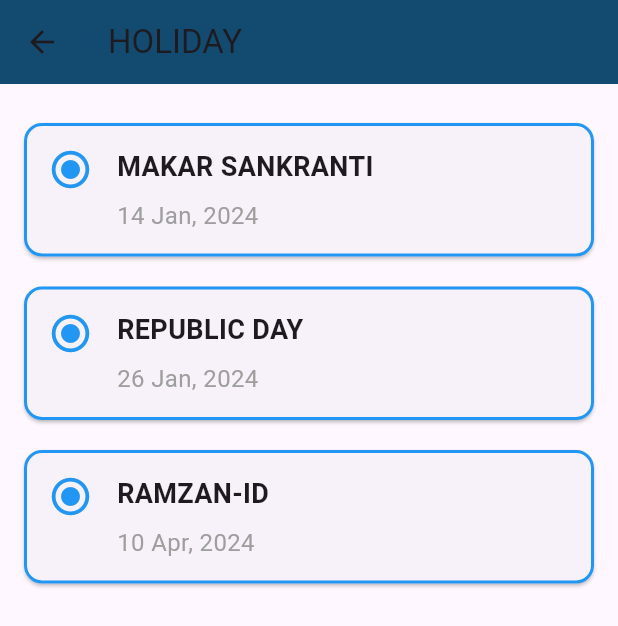
After one commit to Ayushi0409/school_bridge_app, a Flutter app: the StudentHolidayScreen screen opened directly, on a phone screen of 412 x 824 dp. The commit adds this screen. Shown: the top 626 px of the screen. Run offline on Flutter 3.47's test engine with Material 3 defaults, Android fonts, the phone set to English and light mode, and no system bars; our stand-ins replace image_picker.

Commit message:
student holiday

```diff
--- a/lib/screen/Student/StudentDashboardScreen.dart
+++ b/lib/screen/Student/StudentDashboardScreen.dart
@@ -1,5 +1,6 @@
 import 'package:flutter/material.dart';
-//import 'student_profile_screen.dart'; // Import the StudentProfileScreen
+import 'StudentHolidayScreen.dart'; // Import the StudentHolidayScreen
+import 'student_profile_screen.dart';
 
 class StudentDashboardScreen extends StatelessWidget {
   const StudentDashboardScreen({super.key});
@@ -30,7 +31,7 @@ class StudentDashboardScreen extends StatelessWidget {
           padding: EdgeInsets.zero,
           children: [
             _buildDrawerItem('assets/attendance.png', 'Attendance'),
-            _buildDrawerItem('assets/chat.png', 'FeedBack'),
+            _buildDrawerItem('assets/chat.png', 'Feedback'),
             _buildDrawerItem('assets/Profile.png', 'Profile'),
             _buildDrawerItem('assets/exam.png', 'Exam'),
             _buildDrawerItem('assets/timetable.png', 'Time-table'),
@@ -60,7 +61,7 @@ class StudentDashboardScreen extends StatelessWidget {
             ),
             _buildDashboardItem(
               context,
-              'assets/attendance.png', // Marks asset
+              'assets/attendance.png', // Attendance asset
               'ATTENDENCE',
             ),
             _buildDashboardItem(
@@ -85,12 +86,12 @@ class StudentDashboardScreen extends StatelessWidget {
             ),
             _buildDashboardItem(
               context,
-              'assets/gallery.png', // Announcement asset
+              'assets/gallery.png', // Gallery asset
               'GALLERY',
             ),
             _buildDashboardItem(
               context,
-              'assets/good-score.png', // Results asset
+              'assets/good-score.png', // Result asset
               'RESULT',
             ),
           ],
@@ -126,13 +127,13 @@ class StudentDashboardScreen extends StatelessWidget {
   Widget _buildDashboardItem(BuildContext context, String imagePath, String label) {
     return GestureDetector(
       onTap: () {
-        if (label == 'PROFILE') {
-          // Navigator.push(
-          //   context,
-          //   MaterialPageRoute(
-          //     builder: (context) => const StudentProfileScreen(),
-          //   ),
-          // );
+        if (label == 'HOLIDAYS') {
+          Navigator.push(
+            context,
+            MaterialPageRoute(
+              builder: (context) => StudentHolidayScreen(),
+            ),
+          );
         }
         // Handle other icons if needed
       },
--- /dev/null
+++ b/lib/screen/Student/StudentHolidayScreen.dart
@@ -0,0 +1,91 @@
+import 'package:flutter/material.dart';
+
+class StudentHolidayScreen extends StatelessWidget {
+  final List<Map<String, String>> holidays = [
+    {'name': 'MAKAR SANKRANTI', 'date': '14 Jan, 2024'},
+    {'name': 'REPUBLIC DAY', 'date': '26 Jan, 2024'},
+    {'name': 'RAMZAN-ID', 'date': '10 Apr, 2024'},
+  ];
+
+  @override
+  Widget build(BuildContext context) {
+    return Scaffold(
+      appBar: AppBar(
+        backgroundColor: const Color(0xFF134B70),
+        title: const Text('HOLIDAY'),
+        leading: IconButton(
+          icon: const Icon(Icons.arrow_back),
+          onPressed: () {
+            Navigator.pop(context);
+          },
+        ),
+      ),
+      body: Padding(
+        padding: const EdgeInsets.all(16.0),
+        child: ListView.builder(
+          itemCount: holidays.length,
+          itemBuilder: (context, index) {
+            return HolidayCard(
+              holidayName: holidays[index]['name']!,
+              holidayDate: holidays[index]['date']!,
+            );
+          },
+        ),
+      ),
+    );
+  }
+}
+
+class HolidayCard extends StatelessWidget {
+  final String holidayName;
+  final String holidayDate;
+
+  HolidayCard({
+    required this.holidayName,
+    required this.holidayDate,
+  });
+
+  @override
+  Widget build(BuildContext context) {
+    return Card(
+      margin: const EdgeInsets.symmetric(vertical: 10),
+      shape: RoundedRectangleBorder(
+        borderRadius: BorderRadius.circular(12),
+        side: BorderSide(
+          color: Colors.blue, // Border color
+          width: 2,
+        ),
+      ),
+      child: Padding(
+        padding: const EdgeInsets.all(16.0),
+        child: Row(
+          crossAxisAlignment: CrossAxisAlignment.start,
+          children: [
+            Icon(Icons.radio_button_checked, color: Colors.blue, size: 30),
+            SizedBox(width: 16),
+            Column(
+              crossAxisAlignment: CrossAxisAlignment.start,
+              children: [
+                Text(
+                  holidayName,
+                  style: TextStyle(
+                    fontSize: 18,
+                    fontWeight: FontWeight.bold,
+                  ),
+                ),
+                SizedBox(height: 8),
+                Text(
+                  holidayDate,
+                  style: TextStyle(
+                    fontSize: 16,
+                    color: Colors.grey,
+                  ),
+                ),
+              ],
+            ),
+          ],
+        ),
+      ),
+    );
+  }
+}
```
